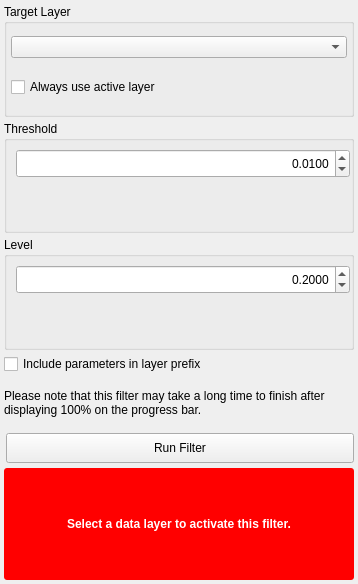
Before: the Qt Designer form src/Interface/ToolInterface/WatershedFilterInterface.ui in SCIInstitute/Seg3D, drawn with Qt 5.
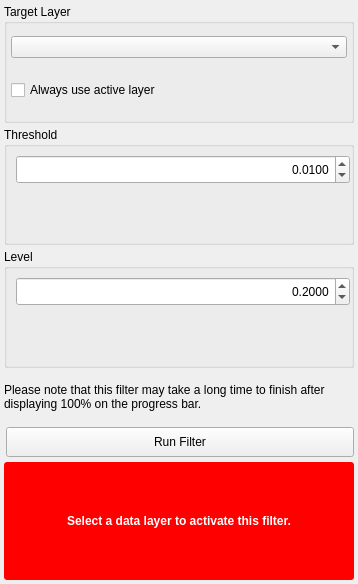
After: the same form once the commit is applied. Custom widgets are drawn as their Qt base class.

Commit message: Make layer naming consistant with Seg3D coding standard.

The edit to the form file:
```diff
--- a/src/Interface/ToolInterface/WatershedFilterInterface.ui
+++ b/src/Interface/ToolInterface/WatershedFilterInterface.ui
@@ -265,13 +265,6 @@
      </widget>
     </widget>
    </item>
-   <item>
-    <widget class="QCheckBox" name="watershedVerboseLayerPrefix">
-     <property name="text">
-      <string>Include parameters in layer prefix</string>
-     </property>
-    </widget>
-   </item>
    <item>
     <widget class="QLabel" name="label_2">
      <property name="sizePolicy">
```
The commit also changes 6 other files.
